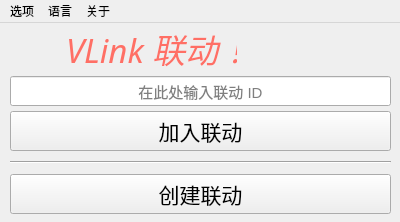
reitovo/vlink-client, file ui/windows/mainwindow.ui: the form before one commit.
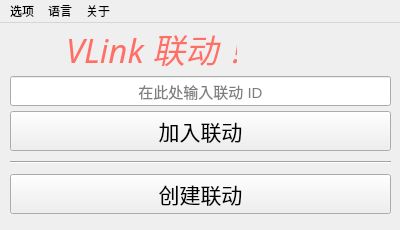
The form after the commit. Icons and pictures are not drawn.

```diff
--- a/ui/windows/mainwindow.ui
+++ b/ui/windows/mainwindow.ui
@@ -10,7 +10,7 @@
     <x>0</x>
     <y>0</y>
     <width>400</width>
-    <height>222</height>
+    <height>230</height>
    </rect>
   </property>
   <property name="sizePolicy">
```
Left out of the diff: 34 changed lines with no effect on the pictures.
